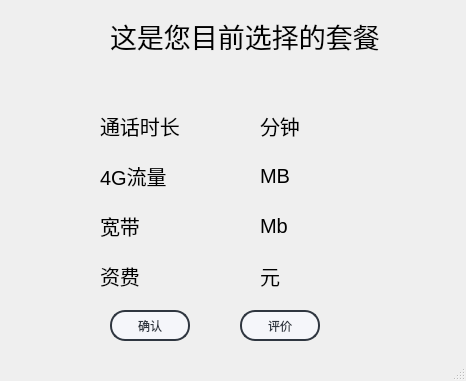
s235784/ProgramDesign, file qt03/user_plan.ui: the form before one commit.
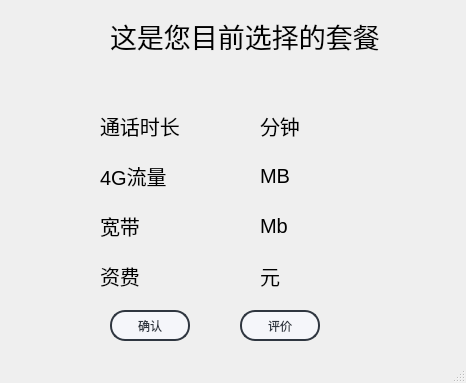
The form after the commit. Icons and pictures are not drawn.

Patch:
```diff
--- a/qt03/user_plan.ui
+++ b/qt03/user_plan.ui
@@ -7,7 +7,7 @@
     <x>0</x>
     <y>0</y>
     <width>466</width>
-    <height>381</height>
+    <height>383</height>
    </rect>
   </property>
   <property name="windowTitle">
@@ -258,7 +258,7 @@
       <x>0</x>
       <y>10</y>
       <width>471</width>
-      <height>331</height>
+      <height>341</height>
      </rect>
     </property>
     <property name="styleSheet">
@@ -273,7 +273,7 @@
      <rect>
       <x>-10</x>
       <y>10</y>
-      <width>91</width>
+      <width>111</width>
       <height>71</height>
      </rect>
     </property>
```
